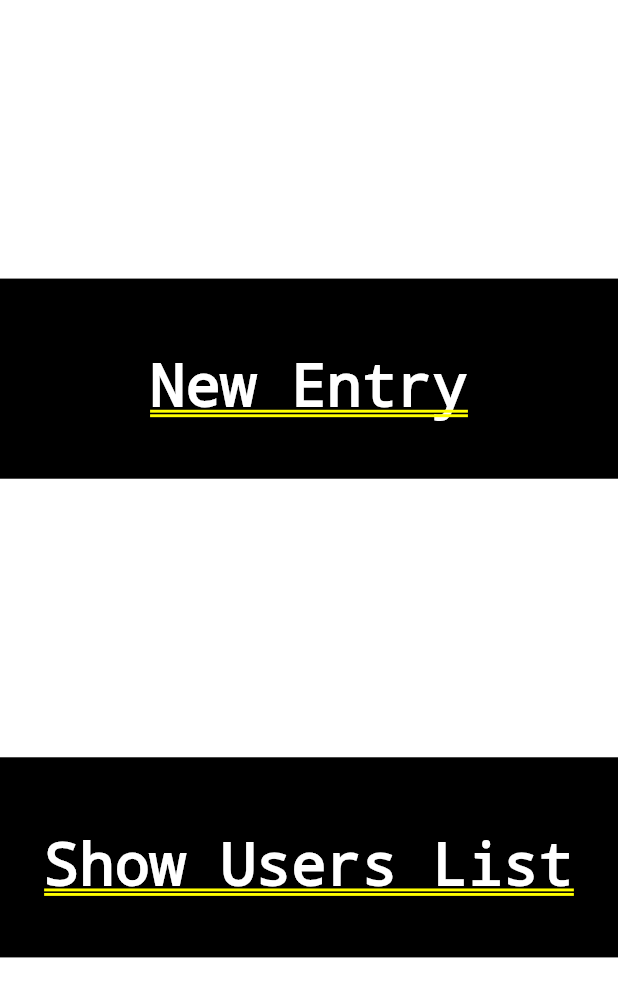
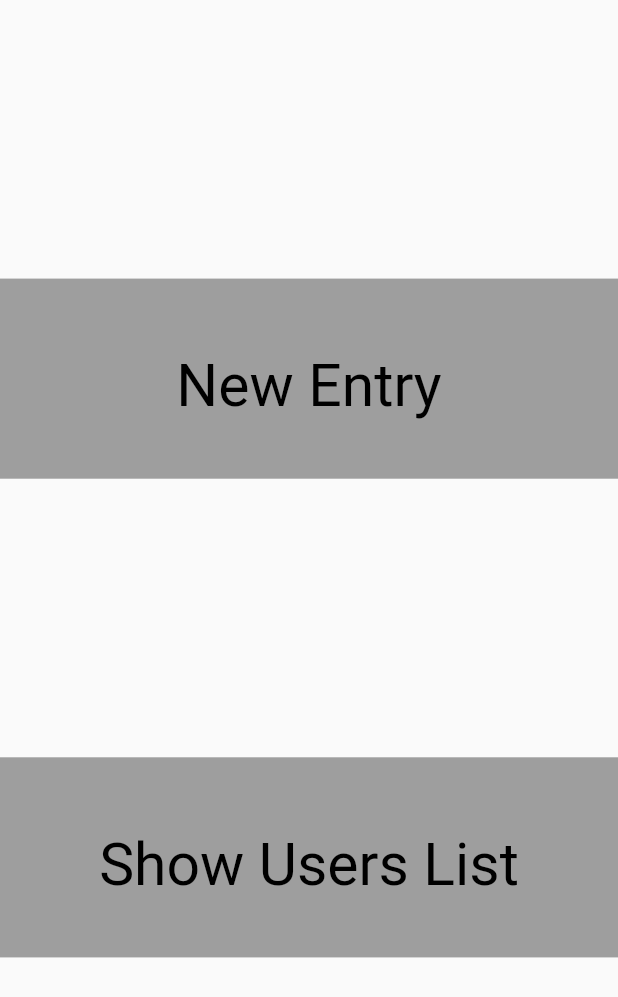
Before and after one commit to sakshipore/dbms_project, a Flutter app: the screen it shows after launch, after a tap on "Users", on a phone screen of 412 x 824 dp. Shown: the top 997 px of the screen. Run offline on Flutter 3.47's test engine with Material 2 defaults, Android fonts, the phone set to English and light mode, and no system bars; our stand-ins replace flutter_screenutil; missing offline and left inert: mongo_dart; statements that could not run were skipped.

Commit message:
minor ui fixes

```diff
--- a/lib/view/display_book_screen.dart
+++ b/lib/view/display_book_screen.dart
@@ -8,7 +8,8 @@ class DisplayBookScreen extends StatelessWidget {
 
   @override
   Widget build(BuildContext context) {
-    return Column(
+    return Scaffold(
+      body: Column(
         children: [
           SizedBox(
             height: 220.h,
@@ -29,6 +30,7 @@ class DisplayBookScreen extends StatelessWidget {
           ),
           // TextBox(text: 'Show Users List'),
         ],
+      ),
     );
   }
 }
--- a/lib/view/display_stationary_screen.dart
+++ b/lib/view/display_stationary_screen.dart
@@ -8,7 +8,8 @@ class DisplayStationaryScreen extends StatelessWidget {
 
   @override
   Widget build(BuildContext context) {
-    return Column(
+    return Scaffold(
+      body: Column(
         children: [
           SizedBox(
             height: 220.h,
@@ -29,6 +30,7 @@ class DisplayStationaryScreen extends StatelessWidget {
           ),
           // TextBox(text: 'Show Users List'),
         ],
+      ),
     );
   }
 }
--- a/lib/view/display_technical_screen.dart
+++ b/lib/view/display_technical_screen.dart
@@ -8,7 +8,8 @@ class DisplayTechnicalScreen extends StatelessWidget {
 
   @override
   Widget build(BuildContext context) {
-    return Column(
+    return Scaffold(
+      body: Column(
         children: [
           SizedBox(
             height: 220.h,
@@ -29,6 +30,7 @@ class DisplayTechnicalScreen extends StatelessWidget {
           ),
           // TextBox(text: 'Show Users List'),
         ],
+      ),
     );
   }
 }
--- a/lib/view/display_user_screen.dart
+++ b/lib/view/display_user_screen.dart
@@ -14,7 +14,8 @@ class DisplayUserScreen extends StatefulWidget {
 class _DisplayUserScreenState extends State<DisplayUserScreen> {
   @override
   Widget build(BuildContext context) {
-    return Column(
+    return Scaffold(
+      body: Column(
         mainAxisAlignment: MainAxisAlignment.spaceEvenly,
         children: [
           // SizedBox(height: 220.h),
@@ -45,6 +46,7 @@ class _DisplayUserScreenState extends State<DisplayUserScreen> {
             ),
           ),
         ],
+      ),
     );
   }
 }
--- a/lib/view/home_screen.dart
+++ b/lib/view/home_screen.dart
@@ -31,8 +31,11 @@ class _HomeScreenState extends State<HomeScreen> {
   @override
   Widget build(BuildContext context) {
     return isLoading
-        ? CircularProgressIndicator()
-        : Column(
+        ? Center(
+            child: CircularProgressIndicator(),
+          )
+        : Scaffold(
+            body: Column(
               children: [
                 SizedBox(
                   height: 220.h,
@@ -67,6 +70,7 @@ class _HomeScreenState extends State<HomeScreen> {
                 //   ),
                 // ),
               ],
+            ),
           );
   }
 }
--- a/lib/view/new_book_entry_screen.dart
+++ b/lib/view/new_book_entry_screen.dart
@@ -13,8 +13,8 @@ class _NewBookEntryScreenState extends State<NewBookEntryScreen> {
 
   @override
   Widget build(BuildContext context) {
-    return Material(
-      child: Form(
+    return Scaffold(
+      body: Form(
         key: _formKey,
         child: Padding(
           padding: EdgeInsets.all(30),
--- a/lib/view/new_stationary_screen.dart
+++ b/lib/view/new_stationary_screen.dart
@@ -8,8 +8,8 @@ class NewStationaryScreen extends StatelessWidget {
 
   @override
   Widget build(BuildContext context) {
-    return Material(
-      child: Form(
+    return Scaffold(
+      body: Form(
         key: _formKey,
         child: Padding(
           padding: EdgeInsets.all(30),
--- a/lib/view/new_technical_screen.dart
+++ b/lib/view/new_technical_screen.dart
@@ -7,8 +7,8 @@ class NewTechnicalScreen extends StatelessWidget {
   final _formKey = GlobalKey<FormState>();
   @override
   Widget build(BuildContext context) {
-    return Material(
-      child: Form(
+    return Scaffold(
+      body: Form(
         key: _formKey,
         child: Padding(
           padding: EdgeInsets.all(30),
--- a/lib/view/products_screen.dart
+++ b/lib/view/products_screen.dart
@@ -16,7 +16,8 @@ class ProductsScreen extends StatefulWidget {
 class _ProductsScreenState extends State<ProductsScreen> {
   @override
   Widget build(BuildContext context) {
-    return Column(
+    return Scaffold(
+      body: Column(
         children: [
           SizedBox(
             height: 220.h,
@@ -61,6 +62,7 @@ class _ProductsScreenState extends State<ProductsScreen> {
             child: TextBox(text: 'Technical'),
           ),
         ],
+      ),
     );
   }
 }
--- a/lib/widgets/text_box.dart
+++ b/lib/widgets/text_box.dart
@@ -2,7 +2,7 @@ import 'package:flutter/material.dart';
 import 'package:flutter_screenutil/flutter_screenutil.dart';
 
 class TextBox extends StatelessWidget {
-   TextBox({Key? key, required this.text}) : super(key: key);
+  TextBox({Key? key, required this.text}) : super(key: key);
 
   String text;
 
@@ -12,7 +12,7 @@ class TextBox extends StatelessWidget {
       height: 136.h,
       width: 745.w,
       decoration: BoxDecoration(
-        color: Colors.black,
+        color: Colors.grey,
       ),
       child: Padding(
         padding: EdgeInsets.only(top: 50.h),
@@ -21,7 +21,7 @@ class TextBox extends StatelessWidget {
           textAlign: TextAlign.center,
           style: TextStyle(
             fontSize: 40.sp,
-            color: Colors.white,
+            color: Colors.black,
           ),
         ),
       ),
```
Also changed, not shown: lib/view/update_user_screen.dart (deleted). Lines whose indentation alone changed are shown as unchanged.
